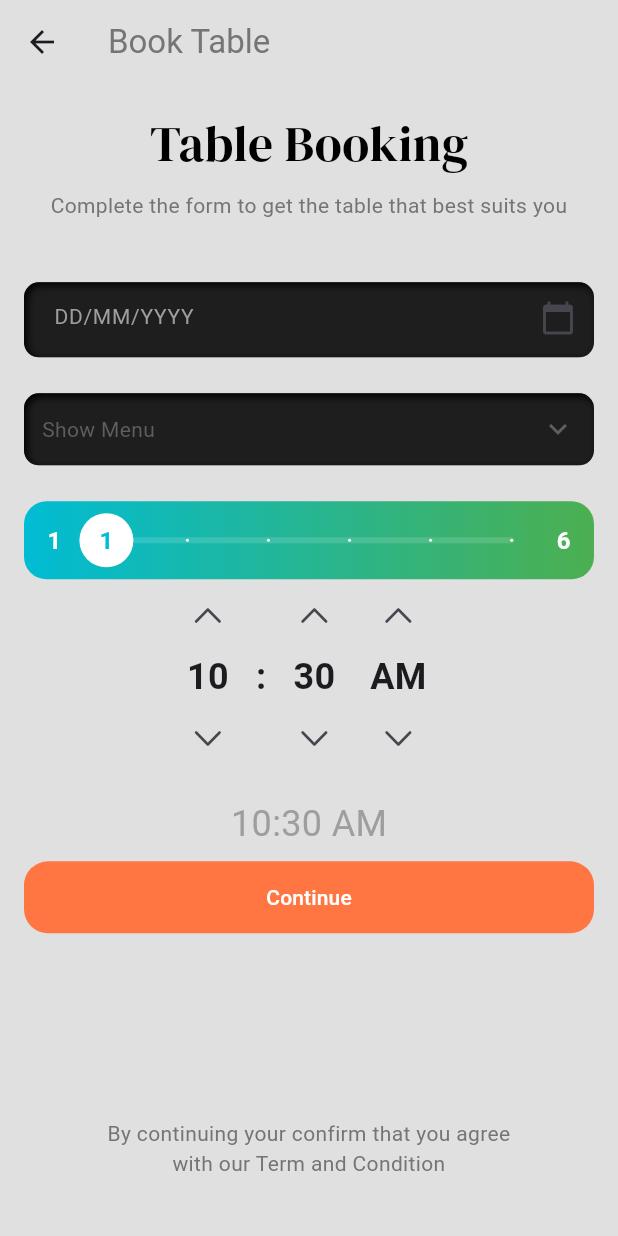
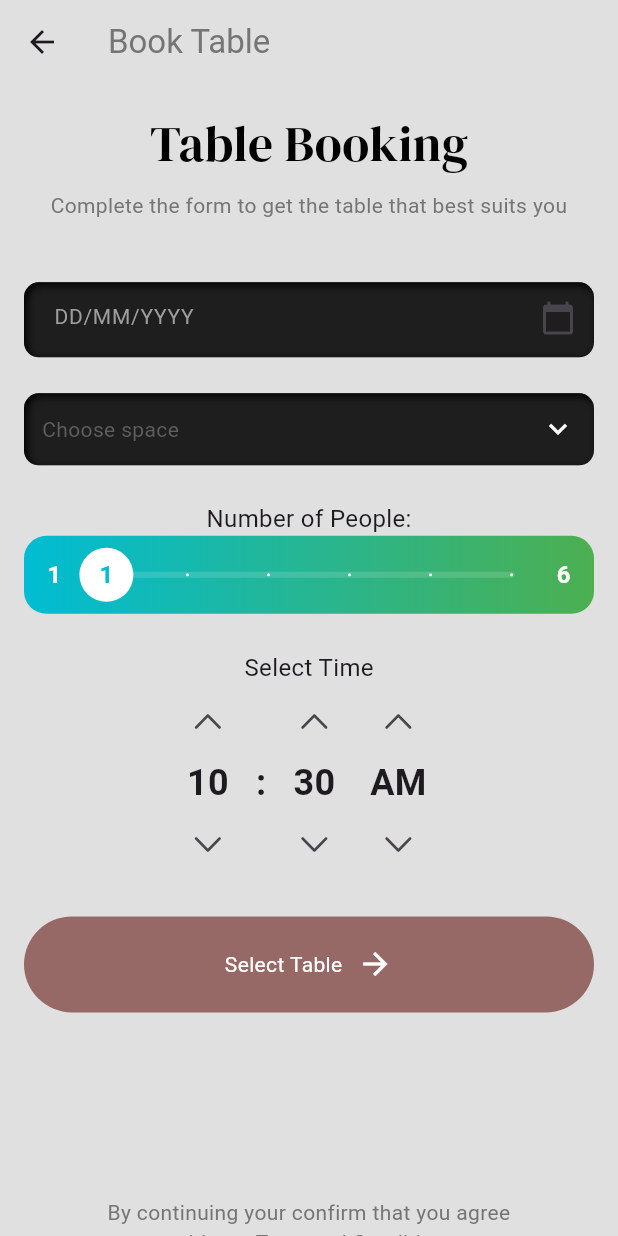
Before and after one commit to Mohit-Adhikari/Hotel-Management-, a Flutter app: the TableBookingPage screen opened by its route, on a phone screen of 412 x 824 dp. Run offline on Flutter 3.47's test engine with Material 3 defaults, Android fonts, the phone set to English and light mode, and no system bars; our stand-ins replace flutter_inset_box_shadow, flutter_svg, google_fonts; missing offline and left inert: popup_menu.

Commit message:
addded final edits to table booking page

```diff
--- a/lib/components/bubble_dropdown.dart
+++ b/lib/components/bubble_dropdown.dart
@@ -47,7 +47,7 @@ class _CustomPopupMenuState extends State<CustomPopupMenu> {
           child: Row(
             children: [
               Text(
-                selectedMenu ?? 'Show Menu',
+                selectedMenu ?? 'Choose space',
                 style: TextStyle(
                     fontSize: 14,
                     color: selectedMenu != null
@@ -57,7 +57,7 @@ class _CustomPopupMenuState extends State<CustomPopupMenu> {
               const Spacer(),
               const Icon(
                 Icons.keyboard_arrow_down,
-                color: Color(0xFF5E5E5E),
+                color: Colors.white,
               )
             ],
           ),
--- a/lib/components/timepicker.dart
+++ b/lib/components/timepicker.dart
@@ -144,10 +144,6 @@ class _CustomTimePickerState extends State<CustomTimePicker> {
           ],
         ),
         const SizedBox(height: 16),
-        Text(
-          "${hour.toString().padLeft(2, '0')}:${minute.toString().padLeft(2, '0')} $period",
-          style: const TextStyle(fontSize: 24, color: Colors.grey),
-        ),
       ],
     );
   }
--- a/lib/pages/table_booking_page.dart
+++ b/lib/pages/table_booking_page.dart
@@ -2,6 +2,7 @@ import 'package:flutter/material.dart';
 import 'package:flutter_svg/flutter_svg.dart';
 import 'package:google_fonts/google_fonts.dart';
 import 'package:hotel_management/components/bubble_dropdown.dart';
+import 'package:hotel_management/components/button.dart';
 import 'package:hotel_management/components/newmorphic_data_field.dart';
 
 // Import your custom SliderFb3 widget here
@@ -102,6 +103,8 @@ class ComplateProfileForm extends StatelessWidget {
 
   @override
   Widget build(BuildContext context) {
+    final screenWidth = MediaQuery.of(context).size.width;
+    final screenHeight = MediaQuery.of(context).size.height;
     return Form(
       child: Column(
         children: [
@@ -110,6 +113,7 @@ class ComplateProfileForm extends StatelessWidget {
             padding: const EdgeInsets.symmetric(vertical: 24),
             child: CustomPopupMenu(menuItems: menu),
           ),
+          Text('Number of People:', style: TextStyle(fontSize: 16)),
           SliderFb3(
             min: 1,
             max: 6,
@@ -117,21 +121,11 @@ class ComplateProfileForm extends StatelessWidget {
             initialValue: sliderValue,
             onChange: onSliderChange,
           ),
+          SizedBox(height: screenHeight * 0.03),
+          Text('Select Time', style: TextStyle(fontSize: 16)),
           CustomTimePicker(),
           const SizedBox(height: 8),
-          ElevatedButton(
-            onPressed: () {},
-            style: ElevatedButton.styleFrom(
-              elevation: 0,
-              backgroundColor: const Color(0xFFFF7643),
-              foregroundColor: Colors.white,
-              minimumSize: const Size(double.infinity, 48),
-              shape: const RoundedRectangleBorder(
-                borderRadius: BorderRadius.all(Radius.circular(16)),
-              ),
-            ),
-            child: const Text("Continue"),
-          )
+          MyButton(text: 'Select Table', onTap: () => {})
         ],
       ),
     );
```
